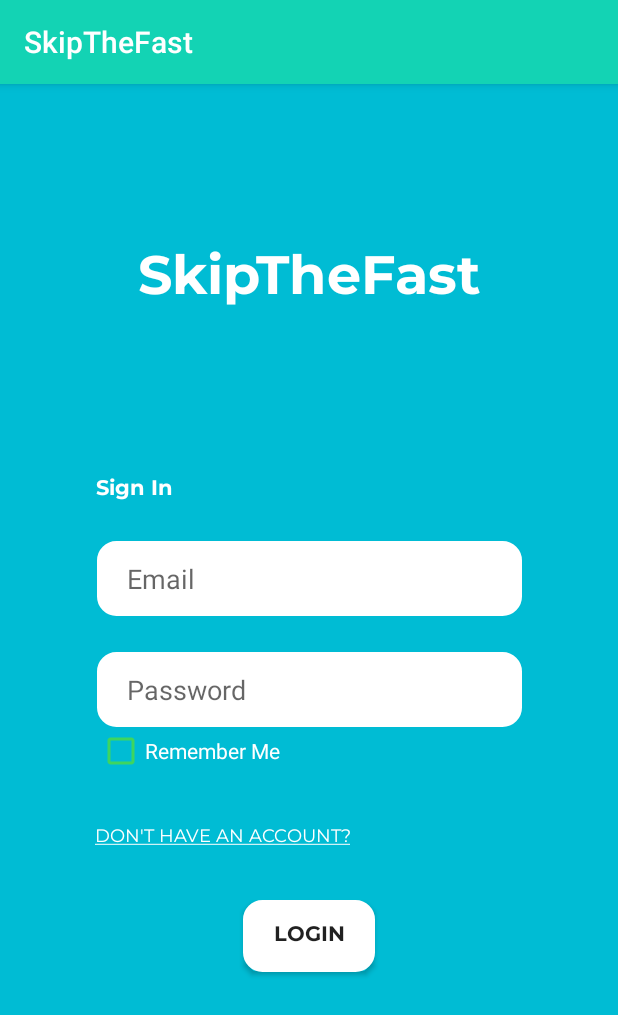
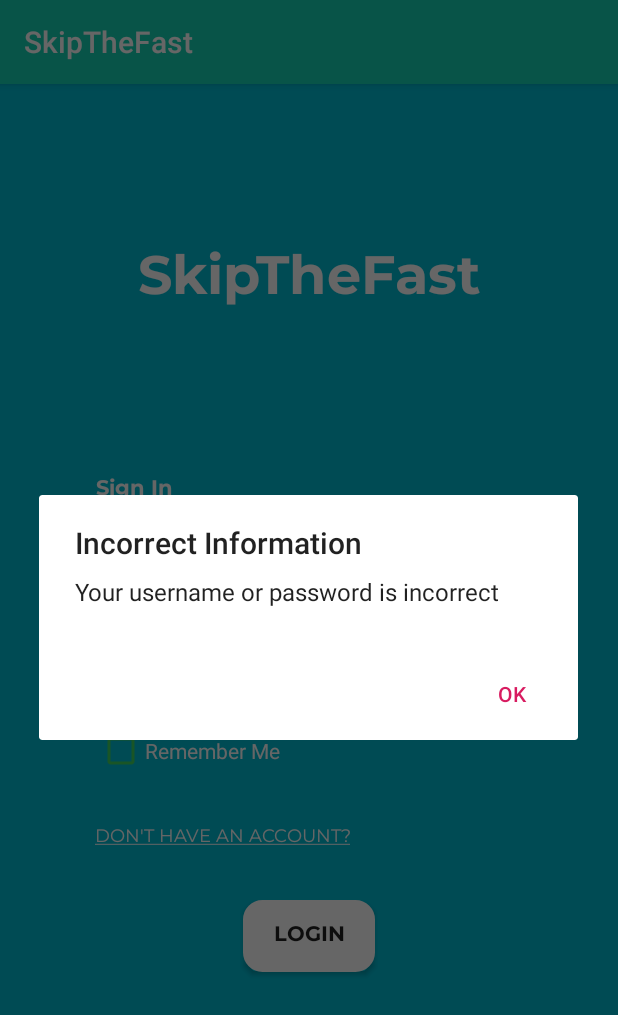
Before and after one commit to jhwan7/SkipTheFast, an Android app: the screen it shows after launch (LoginActivity), after a tap on "LOGIN", on a phone screen of 412 x 824 dp. Shown: the top 1015 px of the screen. Run offline under Robolectric (Android 15) with nearby library versions, the phone set to English and light mode, and no system bars.

Commit message:
Implemented Dialogue to provide more interactive UI

```diff
--- a/app/src/main/java/com/example/skipthefast/LoginActivity.kt
+++ b/app/src/main/java/com/example/skipthefast/LoginActivity.kt
@@ -8,6 +8,7 @@ import android.widget.Button
 import android.widget.CheckBox
 import android.widget.EditText
 import android.widget.TextView
+import androidx.appcompat.app.AlertDialog
 
 var testUserName = "Joe7@uwo.ca"
 var testPassword = "1234"
@@ -42,6 +43,15 @@ class LoginActivity : AppCompatActivity() {
             if(loginEmail == testUserName && testPassword == loginPassword) {
                 val intent = Intent(this, MainActivity::class.java)
                 startActivity(intent)
+            } else {
+                val alertDialog = AlertDialog.Builder(this)
+                alertDialog.setTitle("Incorrect Information")
+                alertDialog.setMessage("Your username or password is incorrect")
+                alertDialog.setPositiveButton(android.R.string.yes) { dialog, which ->
+                    // Lead them back to login page
+                }
+
+                alertDialog.show()
             }
 
         }
--- a/app/src/main/java/com/example/skipthefast/SignupActivity.kt
+++ b/app/src/main/java/com/example/skipthefast/SignupActivity.kt
@@ -61,6 +61,3 @@ class SignupActivity : AppCompatActivity() {
 
     }
 }
-
-//server/firebase.py
-//        server/server.py
```
